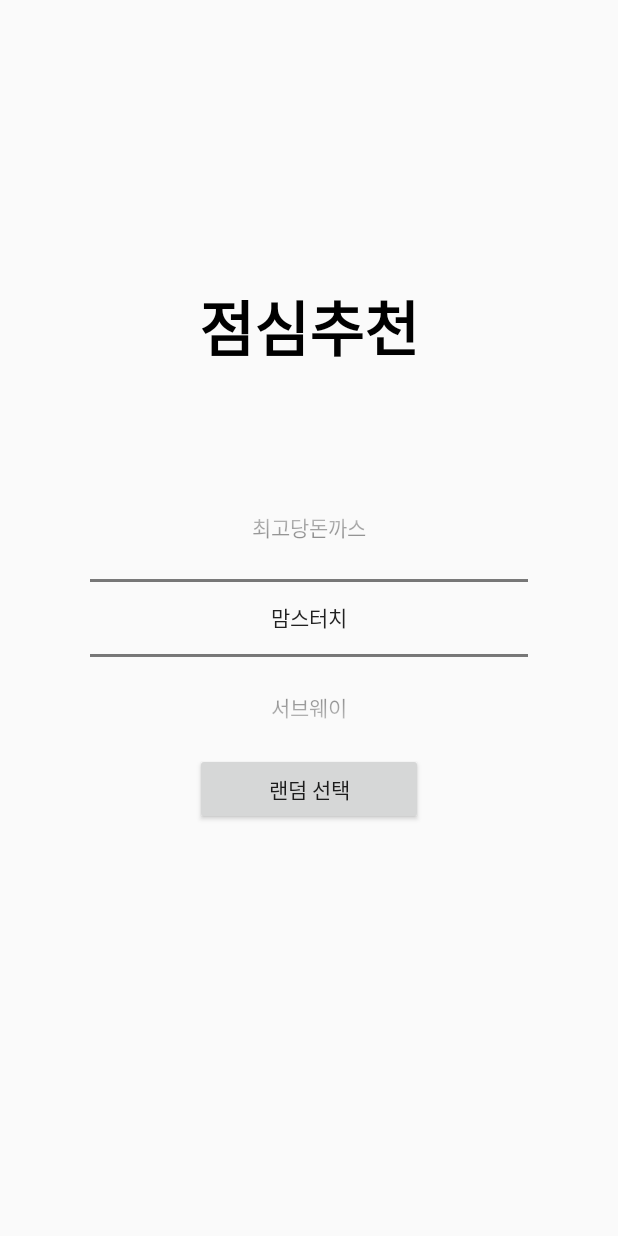
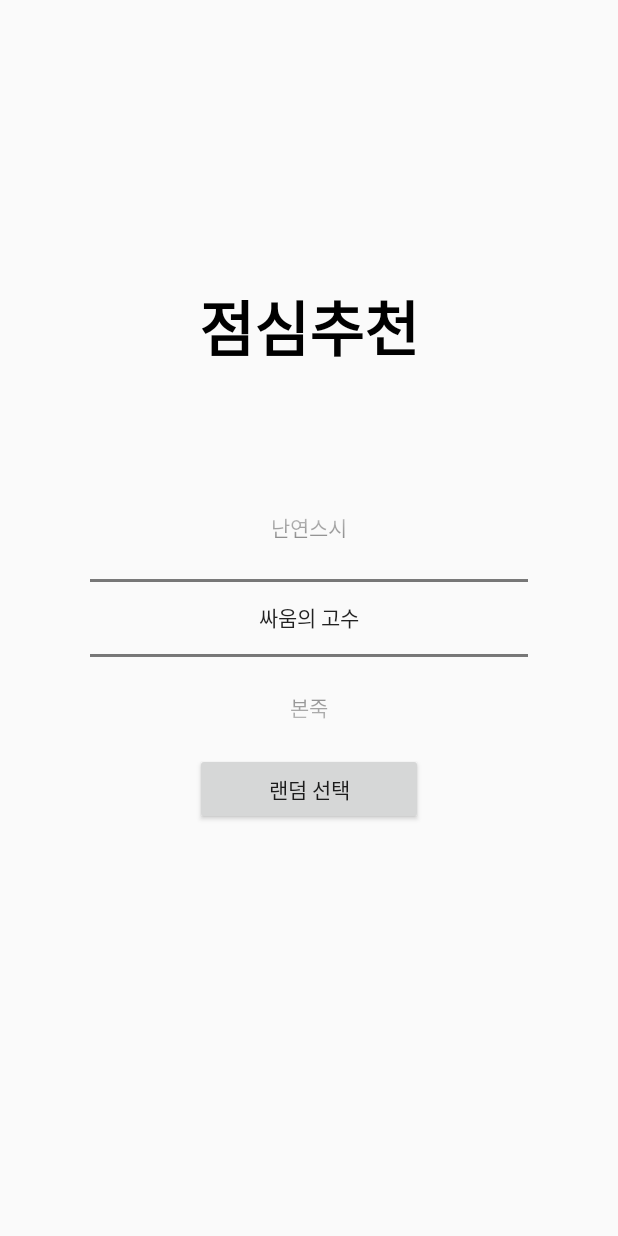
Before and after one commit to hansolj991/Monthly_Coding_DMC, an Android app: the RecommendActivity screen opened directly, with no data from a screen before it, on a phone screen of 412 x 824 dp. Run offline under Robolectric (Android 15) with nearby library versions, the phone set to English and light mode, and no system bars.

Commit message:
setData(){ 음식점 정리 }

```diff
--- a/app/src/main/java/com/example/monthly_coding_dmc/RecommendActivity.kt
+++ b/app/src/main/java/com/example/monthly_coding_dmc/RecommendActivity.kt
@@ -81,7 +81,14 @@ class RecommendActivity : AppCompatActivity() {
 
     private fun setData() {
 
-        val values = mutableSetOf("맘스터치", "서브웨이", "전주식당", "롯데리아", "홍콩반점", "토마토", "두부집", "시골집", "천향마라탕", "최고당돈까스")
+        val values = mutableSetOf("싸움의 고수", "본죽", "동명", "YumYum", "서브웨이", "곱분이곱창", "맛닭꼬", "지지고", "통큰갈비", "이삭토스트", "롯데리아", "구이가", "맘스터치",
+            "돈발해", "토마토김밥", "큰맘 할매 순대국", "홍루이젠", "최고당돈까스", "고척돈가스", "백채 김치찌개", "아부찌부대찌개", "만포 돼지국밥/순대국", "피자스쿨", "홍춘천 치즈닭갈비",
+            "제주몰빵", "한솥도시락", "걸작 떡볶이 치킨", "타코비/치즈볼", "일품마라탕", "빨봉분식", "홍콩반점", "놀부 부대찌개/철판구이", "죠스떡볶이", "엽기떡볶이", "김밥왕국", "뒤뜰",
+            "노랑통닭", "메가커피", "투썸플레이스", "보드람치킨", "삼삼치킨", "테니스 피자 펍", "마포주먹고기", "언스틸", "고척칼국수", "진스시", "꼭지식당", "멕시카나 치킨", "내고향왕만두",
+            "하우마라", "고척동이태리", "두부이야기", "bhc", "전주맛집", "마니식당", "동산닭요리", "명가함흥냉면", "대박고깃집", "소문난 순대국 왕 족발", "곱창마을", "취화원", "아마스빈 버블티",
+            "경성꽈배기", "컴포즈커피", "전주식당", "advendutch", "303place", "전가복", "향촌숯불돈갈비", "은성이네 식당", "생각나는 울 엄마찌개", "양꼬치 훠궈", "꿀꿀이 생고기 맛집", "와플대학",
+            "뜸들이다", "난연스시"
+            )
         dataList.addAll(values)
 
         np.wrapSelectorWheel = true
```
